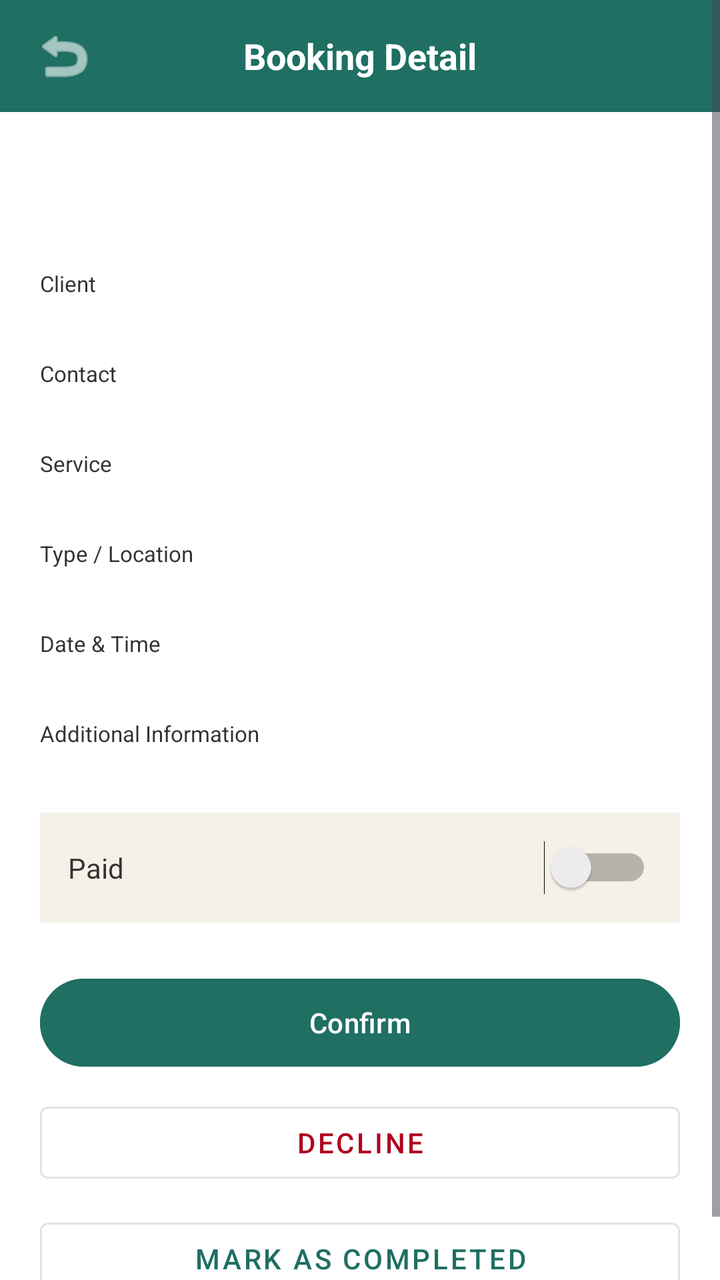
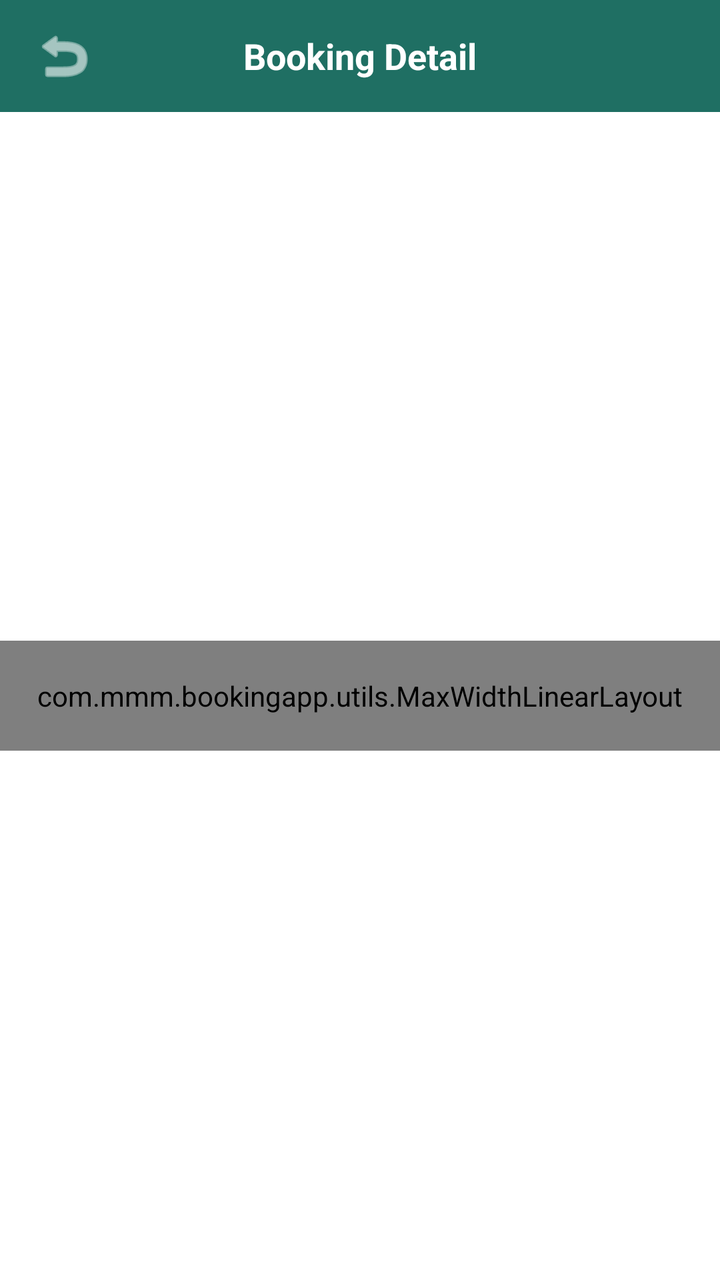

The first picture is an Android layout as it rendered before a commit; the second is the same layout after the commit. The layout source and the unified diff follow.
<!-- AndroidManifest.xml: application theme Theme.MMMBookingApp -->
<!-- res/layout/activity_booking_detail.xml -->
<?xml version="1.0" encoding="utf-8"?>
<ScrollView xmlns:android="http://schemas.android.com/apk/res/android"
    xmlns:app="http://schemas.android.com/apk/res-auto"
    android:layout_width="match_parent"
    android:layout_height="match_parent"
    android:background="@color/color_background">

    <LinearLayout
        android:layout_width="match_parent"
        android:layout_height="wrap_content"
        android:orientation="vertical">

        <LinearLayout
            android:layout_width="match_parent"
            android:layout_height="56dp"
            android:orientation="horizontal"
            android:gravity="center_vertical"
            android:background="@color/color_primary"
            android:paddingStart="12dp"
            android:paddingEnd="12dp">

            <ImageButton
                android:id="@+id/btnBack"
                android:layout_width="40dp"
                android:layout_height="40dp"
                android:background="?attr/selectableItemBackgroundBorderless"
                android:src="@android:drawable/ic_menu_revert"
                app:tint="@color/color_text_on_primary"
                android:contentDescription="@string/btn_ok" />

            <TextView
                android:layout_width="0dp"
                android:layout_height="wrap_content"
                android:layout_weight="1"
                android:gravity="center"
                android:text="@string/booking_detail_title"
                android:textColor="@color/color_text_on_primary"
                android:textSize="18sp"
                android:textStyle="bold" />

            <View
                android:layout_width="40dp"
                android:layout_height="1dp" />
        </LinearLayout>

        <LinearLayout
            android:layout_width="match_parent"
            android:layout_height="wrap_content"
            android:orientation="vertical"
            android:padding="20dp">

            <TextView
                android:id="@+id/tvStatusBadge"
                android:layout_width="wrap_content"
                android:layout_height="wrap_content"
                android:paddingStart="14dp"
                android:paddingEnd="14dp"
                android:paddingTop="6dp"
                android:paddingBottom="6dp"
                android:textColor="@color/color_text_on_primary"
                android:textStyle="bold"
                android:textSize="12sp"
                android:layout_marginBottom="20dp" />

            <TextView style="@style/DetailLabel" android:text="@string/label_client_name" />
            <TextView android:id="@+id/tvClientName" style="@style/DetailValue" />

            <TextView style="@style/DetailLabel" android:text="@string/label_client_contact" />
            <TextView android:id="@+id/tvClientContact" style="@style/DetailValue" />

            <TextView style="@style/DetailLabel" android:text="@string/label_service" />
            <TextView android:id="@+id/tvServiceValue" style="@style/DetailValue" />

            <TextView style="@style/DetailLabel" android:text="@string/label_type_location" />
            <TextView android:id="@+id/tvTypeLocationValue" style="@style/DetailValue" />

            <TextView style="@style/DetailLabel" android:text="@string/label_date_time" />
            <TextView android:id="@+id/tvDateTimeValue" style="@style/DetailValue" />

            <TextView style="@style/DetailLabel" android:text="@string/label_additional_info" />
            <TextView android:id="@+id/tvAdditionalInfoValue" style="@style/DetailValue" />

            <LinearLayout
                android:layout_width="match_parent"
                android:layout_height="wrap_content"
                android:orientation="horizontal"
                android:gravity="center_vertical"
                android:background="@color/color_surface"
                android:padding="14dp"
                android:layout_marginTop="12dp"
                android:layout_marginBottom="24dp">

                <TextView
                    android:layout_width="0dp"
                    android:layout_height="wrap_content"
                    android:layout_weight="1"
                    android:text="@string/label_paid"
                    android:textColor="@color/color_text_primary" />

                <Switch
                    android:id="@+id/switchPaid"
                    android:layout_width="wrap_content"
                    android:layout_height="wrap_content" />
            </LinearLayout>

            <Button
                android:id="@+id/btnConfirmBooking"
                android:layout_width="match_parent"
                android:layout_height="52dp"
                android:text="@string/btn_confirm_booking"
                android:textColor="@color/color_text_on_primary"
                android:backgroundTint="@color/color_status_confirmed"
                android:layout_marginBottom="10dp" />

            <Button
                android:id="@+id/btnDeclineBooking"
                android:layout_width="match_parent"
                android:layout_height="48dp"
                android:text="@string/btn_decline_booking"
                android:textColor="@color/color_error"
                android:backgroundTint="@color/color_background"
                style="@style/Widget.MaterialComponents.Button.OutlinedButton"
                android:layout_marginBottom="10dp" />

            <Button
                android:id="@+id/btnMarkCompleted"
                android:layout_width="match_parent"
                android:layout_height="48dp"
                android:text="@string/btn_mark_completed"
                android:textColor="@color/color_primary"
                android:backgroundTint="@color/color_background"
                style="@style/Widget.MaterialComponents.Button.OutlinedButton" />

        </LinearLayout>
    </LinearLayout>
</ScrollView>
<!-- resources referenced by this layout -->
<resources>
  <color name="color_background">#FFFFFF</color>
  <color name="color_error">#B00020</color>
  <color name="color_primary">#1F6F63</color>
  <color name="color_status_confirmed">#1F6F63</color>
  <color name="color_surface">#F5F1E8</color>
  <color name="color_text_on_primary">#FFFFFF</color>
  <color name="color_text_primary">#333333</color>
  <string name="booking_detail_title">Booking Detail</string>
  <string name="btn_confirm_booking">Confirm</string>
  <string name="btn_decline_booking">Decline</string>
  <string name="btn_mark_completed">Mark as Completed</string>
  <string name="btn_ok">OK</string>
  <string name="label_additional_info">Additional Information</string>
  <string name="label_client_contact">Contact</string>
  <string name="label_client_name">Client</string>
  <string name="label_date_time">Date &amp; Time</string>
  <string name="label_paid">Paid</string>
  <string name="label_service">Service</string>
  <string name="label_type_location">Type / Location</string>
  <style name="DetailLabel">
          <item name="android:layout_width">match_parent</item>
          <item name="android:layout_height">wrap_content</item>
          <item name="android:textColor">@color/color_text_primary</item>
          <item name="android:textSize">11sp</item>
          <item name="android:layout_marginTop">10dp</item>
      </style>
  <style name="DetailValue">
          <item name="android:layout_width">match_parent</item>
          <item name="android:layout_height">wrap_content</item>
          <item name="android:textColor">@color/color_text_heading</item>
          <item name="android:textSize">15sp</item>
          <item name="android:textStyle">bold</item>
      </style>
  <style name="Theme.MMMBookingApp" parent="Theme.Material3.Light.NoActionBar">
          <item name="colorPrimary">@color/color_primary</item>
          <item name="colorOnPrimary">@color/color_text_on_primary</item>
          <item name="android:colorBackground">@color/color_background</item>
          <item name="colorSurface">@color/color_surface</item>
          <item name="colorSecondary">@color/color_highlight</item>
          <item name="android:textColorPrimary">@color/color_text_primary</item>
          <item name="android:statusBarColor">@color/color_primary</item>
      </style>
  <color name="color_text_heading">#000000</color>
  <color name="color_highlight">#AEE1E8</color>
</resources>

<!-- the commit's change to res/layout/activity_booking_detail.xml (unified diff, before → after) -->
@@ -3,11 +3,12 @@
     xmlns:app="http://schemas.android.com/apk/res-auto"
     android:layout_width="match_parent"
     android:layout_height="match_parent"
-    android:background="@color/color_background">
+    android:background="@color/color_background"
+    android:fillViewport="true">
 
     <LinearLayout
         android:layout_width="match_parent"
-        android:layout_height="wrap_content"
+        android:layout_height="match_parent"
         android:orientation="vertical">
 
         <LinearLayout
@@ -35,7 +36,7 @@
                 android:gravity="center"
                 android:text="@string/booking_detail_title"
                 android:textColor="@color/color_text_on_primary"
-                android:textSize="18sp"
+                android:textSize="@dimen/text_size_18"
                 android:textStyle="bold" />
 
             <View
@@ -45,92 +46,101 @@
 
         <LinearLayout
             android:layout_width="match_parent"
-            android:layout_height="wrap_content"
-            android:orientation="vertical"
-            android:padding="20dp">
+            android:layout_height="0dp"
+            android:layout_weight="1"
+            android:gravity="center_vertical"
+            android:orientation="vertical">
 
-            <TextView
-                android:id="@+id/tvStatusBadge"
-                android:layout_width="wrap_content"
-                android:layout_height="wrap_content"
-                android:paddingStart="14dp"
-                android:paddingEnd="14dp"
-                android:paddingTop="6dp"
-                android:paddingBottom="6dp"
-                android:textColor="@color/color_text_on_primary"
-                android:textStyle="bold"
-                android:textSize="12sp"
-                android:layout_marginBottom="20dp" />
-
-            <TextView style="@style/DetailLabel" android:text="@string/label_client_name" />
-            <TextView android:id="@+id/tvClientName" style="@style/DetailValue" />
-
-            <TextView style="@style/DetailLabel" android:text="@string/label_client_contact" />
-            <TextView android:id="@+id/tvClientContact" style="@style/DetailValue" />
-
-            <TextView style="@style/DetailLabel" android:text="@string/label_service" />
-            <TextView android:id="@+id/tvServiceValue" style="@style/DetailValue" />
-
-            <TextView style="@style/DetailLabel" android:text="@string/label_type_location" />
-            <TextView android:id="@+id/tvTypeLocationValue" style="@style/DetailValue" />
-
-            <TextView style="@style/DetailLabel" android:text="@string/label_date_time" />
-            <TextView android:id="@+id/tvDateTimeValue" style="@style/DetailValue" />
-
-            <TextView style="@style/DetailLabel" android:text="@string/label_additional_info" />
-            <TextView android:id="@+id/tvAdditionalInfoValue" style="@style/DetailValue" />
-
-            <LinearLayout
+            <com.mmm.bookingapp.utils.MaxWidthLinearLayout
                 android:layout_width="match_parent"
                 android:layout_height="wrap_content"
-                android:orientation="horizontal"
-                android:gravity="center_vertical"
-                android:background="@color/color_surface"
-                android:padding="14dp"
-                android:layout_marginTop="12dp"
-                android:layout_marginBottom="24dp">
+                android:layout_gravity="center_horizontal"
+                android:orientation="vertical"
+                android:padding="@dimen/screen_horizontal_padding">
 
                 <TextView
-                    android:layout_width="0dp"
+                    android:id="@+id/tvStatusBadge"
+                    android:layout_width="wrap_content"
                     android:layout_height="wrap_content"
-                    android:layout_weight="1"
-                    android:text="@string/label_paid"
-                    android:textColor="@color/color_text_primary" />
+                    android:paddingStart="14dp"
+                    android:paddingEnd="14dp"
+                    android:paddingTop="6dp"
+                    android:paddingBottom="6dp"
+                    android:textColor="@color/color_text_on_primary"
+                    android:textStyle="bold"
+                    android:textSize="@dimen/text_size_12"
+                    android:layout_marginBottom="20dp" />
 
-                <Switch
-                    android:id="@+id/switchPaid"
-                    android:layout_width="wrap_content"
-                    android:layout_height="wrap_content" />
-            </LinearLayout>
+                <TextView style="@style/DetailLabel" android:text="@string/label_client_name" />
+                <TextView android:id="@+id/tvClientName" style="@style/DetailValue" />
 
-            <Button
-                android:id="@+id/btnConfirmBooking"
-                android:layout_width="match_parent"
-                android:layout_height="52dp"
-                android:text="@string/btn_confirm_booking"
-                android:textColor="@color/color_text_on_primary"
-                android:backgroundTint="@color/color_status_confirmed"
-                android:layout_marginBottom="10dp" />
+                <TextView style="@style/DetailLabel" android:text="@string/label_client_contact" />
+                <TextView android:id="@+id/tvClientContact" style="@style/DetailValue" />
 
-            <Button
-                android:id="@+id/btnDeclineBooking"
-                android:layout_width="match_parent"
-                android:layout_height="48dp"
-                android:text="@string/btn_decline_booking"
-                android:textColor="@color/color_error"
-                android:backgroundTint="@color/color_background"
-                style="@style/Widget.MaterialComponents.Button.OutlinedButton"
-                android:layout_marginBottom="10dp" />
+                <TextView style="@style/DetailLabel" android:text="@string/label_service" />
+                <TextView android:id="@+id/tvServiceValue" style="@style/DetailValue" />
 
-            <Button
-                android:id="@+id/btnMarkCompleted"
-                android:layout_width="match_parent"
-                android:layout_height="48dp"
-                android:text="@string/btn_mark_completed"
-                android:textColor="@color/color_primary"
-                android:backgroundTint="@color/color_background"
-                style="@style/Widget.MaterialComponents.Button.OutlinedButton" />
+                <TextView style="@style/DetailLabel" android:text="@string/label_type_location" />
+                <TextView android:id="@+id/tvTypeLocationValue" style="@style/DetailValue" />
 
+                <TextView style="@style/DetailLabel" android:text="@string/label_date_time" />
+                <TextView android:id="@+id/tvDateTimeValue" style="@style/DetailValue" />
+
+                <TextView style="@style/DetailLabel" android:text="@string/label_additional_info" />
+                <TextView android:id="@+id/tvAdditionalInfoValue" style="@style/DetailValue" />
+
+                <LinearLayout
+                    android:layout_width="match_parent"
+                    android:layout_height="wrap_content"
+                    android:orientation="horizontal"
+                    android:gravity="center_vertical"
+                    android:background="@color/color_surface"
+                    android:padding="14dp"
+                    android:layout_marginTop="12dp"
+                    android:layout_marginBottom="24dp">
+
+                    <TextView
+                        android:layout_width="0dp"
+                        android:layout_height="wrap_content"
+                        android:layout_weight="1"
+                        android:text="@string/label_paid"
+                        android:textColor="@color/color_text_primary" />
+
+                    <Switch
+                        android:id="@+id/switchPaid"
+                        android:layout_width="wrap_content"
+                        android:layout_height="wrap_content" />
+                </LinearLayout>
+
+                <Button
+                    android:id="@+id/btnConfirmBooking"
+                    android:layout_width="match_parent"
+                    android:layout_height="52dp"
+                    android:text="@string/btn_confirm_booking"
+                    android:textColor="@color/color_text_on_primary"
+                    android:backgroundTint="@color/color_status_confirmed"
+                    android:layout_marginBottom="10dp" />
+
+                <Button
+                    android:id="@+id/btnDeclineBooking"
+                    android:layout_width="match_parent"
+                    android:layout_height="48dp"
+                    android:text="@string/btn_decline_booking"
+                    android:textColor="@color/color_error"
+                    android:backgroundTint="@color/color_background"
+                    style="@style/Widget.MaterialComponents.Button.OutlinedButton"
+                    android:layout_marginBottom="10dp" />
+
+                <Button
+                    android:id="@+id/btnMarkCompleted"
+                    android:layout_width="match_parent"
+                    android:layout_height="48dp"
+                    android:text="@string/btn_mark_completed"
+                    android:textColor="@color/color_primary"
+                    android:backgroundTint="@color/color_background"
+                    style="@style/Widget.MaterialComponents.Button.OutlinedButton" />
+
+            </com.mmm.bookingapp.utils.MaxWidthLinearLayout>
         </LinearLayout>
     </LinearLayout>
 </ScrollView>
<!-- resource entries referenced after the edit -->
@@ -7,6 +7,9 @@
   <color name="color_surface">#F5F1E8</color>
   <color name="color_text_on_primary">#FFFFFF</color>
   <color name="color_text_primary">#333333</color>
+  <dimen name="screen_horizontal_padding">18dp</dimen>
+  <dimen name="text_size_12">12sp</dimen>
+  <dimen name="text_size_18">18sp</dimen>
   <string name="booking_detail_title">Booking Detail</string>
   <string name="btn_confirm_booking">Confirm</string>
   <string name="btn_decline_booking">Decline</string>
